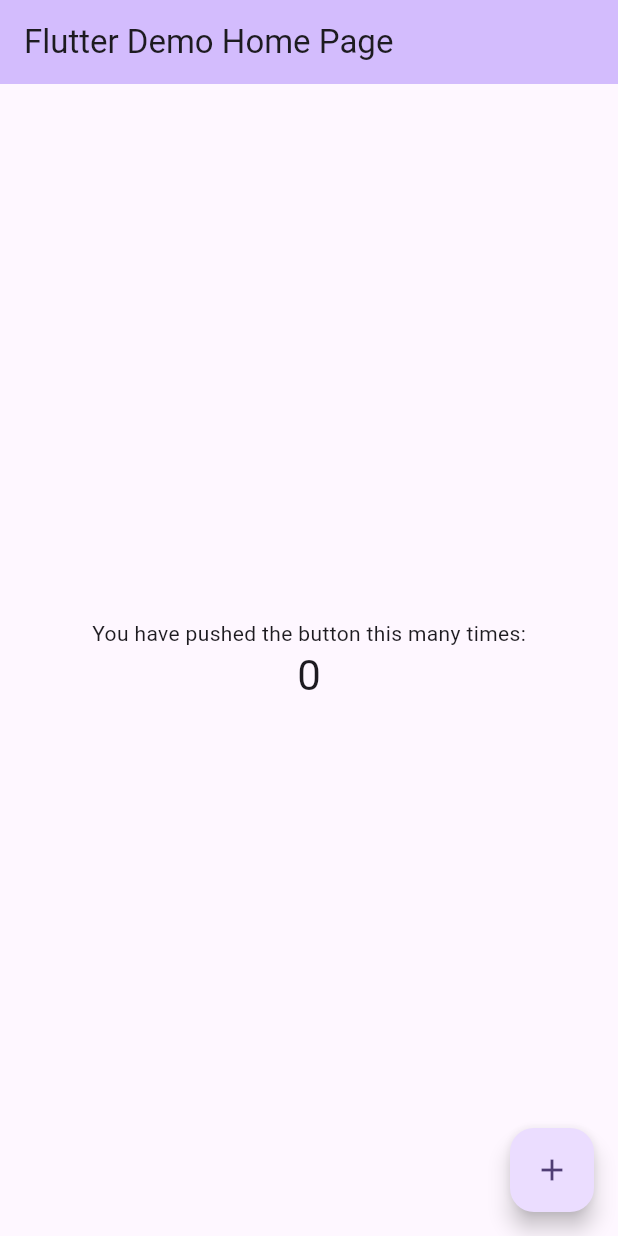
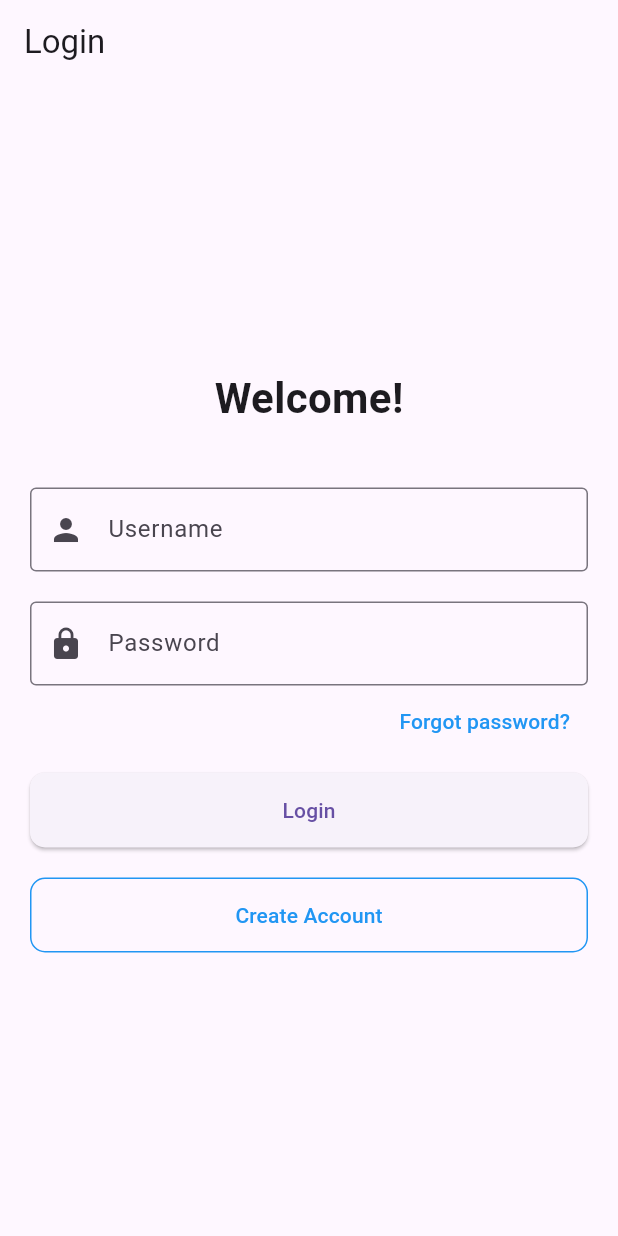
Before and after one commit to raul2710/bom_hamburguer_flutter, a Flutter app: the screen it shows after launch, on a phone screen of 412 x 824 dp. Run offline on Flutter 3.47's test engine with Material 3 defaults, Android fonts, the phone set to English and light mode, and no system bars; our stand-ins replace device_preview, shared_preferences.

Commit message:
add a login and register

```diff
--- /dev/null
+++ b/devtools_options.yaml
@@ -0,0 +1,3 @@
+description: This file stores settings for Dart & Flutter DevTools.
+documentation: https://docs.flutter.dev/tools/devtools/extensions#configure-extension-enablement-states
+extensions:
--- /dev/null
+++ b/lib/auth_service.dart
@@ -0,0 +1,57 @@
+// lib/auth_service.dart
+import 'package:flutter/material.dart';
+import 'package:shared_preferences/shared_preferences.dart';
+import 'dart:convert'; // Required for json.encode and json.decode
+
+class AuthService extends ChangeNotifier {
+  // Map to store users: {'username': 'password'}
+  Map<String, String> _users = {};
+
+  static const String _usersKey = 'appUsers'; // Key to store all users
+
+  AuthService() {
+    _loadUsers(); // Loads users when the service starts
+  }
+
+  Future<void> _loadUsers() async {
+    final prefs = await SharedPreferences.getInstance();
+    final usersJson = prefs.getString(_usersKey);
+    if (usersJson != null) {
+      _users = Map<String, String>.from(json.decode(usersJson));
+    } else {
+      _users = {}; // Initializes as an empty map if no users are saved
+    }
+    notifyListeners(); // Notifies listeners that users have been loaded
+  }
+
+  Future<void> _saveUsers() async {
+    final prefs = await SharedPreferences.getInstance();
+    await prefs.setString(_usersKey, json.encode(_users));
+  }
+
+  bool checkCredentials(String username, String password) {
+    // Checks if the user exists and the password is correct
+    return _users.containsKey(username) && _users[username] == password;
+  }
+
+  Future<bool> register(String username, String password) async {
+    // Checks if the user already exists
+    if (_users.containsKey(username)) {
+      return false; // User already exists
+    }
+    _users[username] = password;
+    await _saveUsers(); // Saves the updated users to local storage
+    notifyListeners(); // Notifies listeners that a new user has been added
+    return true; // Registration successful
+  }
+
+  Future<bool> resetPassword(String username, String newPassword) async {
+    if (_users.containsKey(username)) {
+      _users[username] = newPassword; // Updates the password
+      await _saveUsers(); // Saves the changes
+      notifyListeners(); // Notifies listeners that the password has been reset
+      return true;
+    }
+    return false; // User not found
+  }
+}
--- /dev/null
+++ b/lib/auth_wrapper.dart
@@ -0,0 +1,88 @@
+// lib/auth_wrapper.dart
+import 'package:flutter/material.dart';
+import 'package:shared_preferences/shared_preferences.dart';
+
+import 'auth_service.dart';
+import 'screens/home_screen.dart';
+import 'screens/login_screen.dart';
+
+class AuthWrapper extends StatefulWidget {
+  @override
+  _AuthWrapperState createState() => _AuthWrapperState();
+}
+
+class _AuthWrapperState extends State<AuthWrapper> {
+  late AuthService _authService; // AuthService instance
+  bool _isLoggedIn = false;
+  bool _isLoading = true; // To show an initial loading indicator
+
+  @override
+  void initState() {
+    super.initState();
+    _authService = AuthService(); // Initializes AuthService
+    _authService.addListener(_onAuthServiceChange); // Listens for changes in AuthService
+    _checkLoginStatus(); // Checks login status when the widget initializes
+  }
+
+  @override
+  void dispose() {
+    _authService.removeListener(_onAuthServiceChange); // Removes the listener
+    super.dispose();
+  }
+
+  void _onAuthServiceChange() {
+    // When AuthService notifies a change, we re-check the login status
+    _checkLoginStatus();
+  }
+
+  static const String _loggedInKey = 'isLoggedIn';
+
+  Future<void> _checkLoginStatus() async {
+    final prefs = await SharedPreferences.getInstance();
+    setState(() {
+      _isLoggedIn = prefs.getBool(_loggedInKey) ?? false; // Gets the value or false if it doesn't exist
+      _isLoading = false; // Ends loading
+    });
+  }
+
+  // Function to log in and save the status
+  Future<bool> _login(String username, String password) async {
+    if (_authService.checkCredentials(username, password)) {
+      final prefs = await SharedPreferences.getInstance();
+      await prefs.setBool(_loggedInKey, true);
+      setState(() {
+        _isLoggedIn = true;
+      });
+      return true;
+    }
+    return false;
+  }
+
+  // Function to log out and remove the status
+  Future<void> _logout() async {
+    final prefs = await SharedPreferences.getInstance();
+    await prefs.remove(_loggedInKey);
+    setState(() {
+      _isLoggedIn = false;
+    });
+  }
+
+  @override
+  Widget build(BuildContext context) {
+    if (_isLoading) {
+      return const Scaffold(
+        body: Center(
+          child: CircularProgressIndicator(), // Shows a loading indicator while checking login
+        ),
+      );
+    } else {
+      return _isLoggedIn
+          ? HomeScreen(onLogout: _logout) // If logged in, goes to the home screen
+          : LoginScreen(
+              onLogin: _login,
+              onRegister: _authService.register, // Passes the register function from AuthService
+              onResetPassword: _authService.resetPassword, // Passes the reset password function from AuthService
+            );
+    }
+  }
+}
--- a/lib/main.dart
+++ b/lib/main.dart
@@ -1,7 +1,19 @@
+// lib/main.dart
 import 'package:flutter/material.dart';
+import 'package:device_preview/device_preview.dart'; // Imports the device_preview package
+import 'package:shared_preferences/shared_preferences.dart';
 
-void main() {
-  runApp(const MyApp());
+import 'auth_wrapper.dart'; // Imports the package for initialization
+
+void main() async {
+  // Ensures that the Flutter Binding is initialized before accessing SharedPreferences
+  WidgetsFlutterBinding.ensureInitialized();
+  runApp(
+    DevicePreview( // Adds DevicePreview here
+      enabled: true, // Set to false to disable in production
+      builder: (context) => const MyApp(), // Wraps your app
+    ),
+  );
 }
 
 class MyApp extends StatelessWidget {
@@ -10,57 +22,14 @@ class MyApp extends StatelessWidget {
   @override
   Widget build(BuildContext context) {
     return MaterialApp(
-      title: 'Flutter Demo',
+      locale: DevicePreview.locale(context), // Required for DevicePreview
+      builder: DevicePreview.appBuilder, // Required for DevicePreview
+      title: 'Login with Local Storage',
       theme: ThemeData(
-        colorScheme: ColorScheme.fromSeed(seedColor: Colors.deepPurple),
+        primarySwatch: Colors.blue,
+        visualDensity: VisualDensity.adaptivePlatformDensity,
       ),
-      home: const MyHomePage(title: 'Flutter Demo Home Page'),
+      home: AuthWrapper(), // Uses a wrapper to manage authentication state
     );
   }
 }
-
-class MyHomePage extends StatefulWidget {
-  const MyHomePage({super.key, required this.title});
-
-  final String title;
-
-  @override
-  State<MyHomePage> createState() => _MyHomePageState();
-}
-
-class _MyHomePageState extends State<MyHomePage> {
-  int _counter = 0;
-
-  void _incrementCounter() {
-    setState(() {
-      _counter++;
-    });
-  }
-
-  @override
-  Widget build(BuildContext context) {
-    return Scaffold(
-      appBar: AppBar(
-        backgroundColor: Theme.of(context).colorScheme.inversePrimary,
-        title: Text(widget.title),
-      ),
-      body: Center(
-        child: Column(
-          mainAxisAlignment: MainAxisAlignment.center,
-          children: <Widget>[
-            const Text('You have pushed the button this many times:'),
-            Text(
-              '$_counter',
-              style: Theme.of(context).textTheme.headlineMedium,
-            ),
-          ],
-        ),
-      ),
-      floatingActionButton: FloatingActionButton(
-        onPressed: _incrementCounter,
-        tooltip: 'Increment',
-        child: const Icon(Icons.add),
-      ), // This trailing comma makes auto-formatting nicer for build methods.
-    );
-  }
-}
--- /dev/null
+++ b/lib/screens/login_screen.dart
@@ -0,0 +1,152 @@
+import 'package:flutter/material.dart';
+
+import 'register_screen.dart';
+import 'reset_password_screen.dart';
+
+class LoginScreen extends StatefulWidget {
+  final Future<bool> Function(String username, String password) onLogin;
+  final Future<bool> Function(String username, String password) onRegister;
+  final Future<bool> Function(String username, String newPassword) onResetPassword;
+
+  const LoginScreen({
+    super.key,
+    required this.onLogin,
+    required this.onRegister,
+    required this.onResetPassword,
+  });
+
+  @override
+  _LoginScreenState createState() => _LoginScreenState();
+}
+
+class _LoginScreenState extends State<LoginScreen> {
+  final TextEditingController _usernameController = TextEditingController();
+  final TextEditingController _passwordController = TextEditingController();
+  final _formKey = GlobalKey<FormState>();
+
+  @override
+  void dispose() {
+    _usernameController.dispose();
+    _passwordController.dispose();
+    super.dispose();
+  }
+
+  @override
+  Widget build(BuildContext context) {
+    return Scaffold(
+      appBar: AppBar(
+        title: const Text('Login'),
+      ),
+      body: Center(
+        child: SingleChildScrollView(
+          padding: const EdgeInsets.all(20.0),
+          child: Form(
+            key: _formKey,
+            child: Column(
+              mainAxisAlignment: MainAxisAlignment.center,
+              children: [
+                const Text(
+                  'Welcome!',
+                  style: TextStyle(fontSize: 28, fontWeight: FontWeight.bold),
+                ),
+                const SizedBox(height: 40),
+                TextFormField(
+                  controller: _usernameController,
+                  decoration: const InputDecoration(
+                    labelText: 'Username',
+                    border: OutlineInputBorder(),
+                    prefixIcon: Icon(Icons.person),
+                  ),
+                  validator: (value) {
+                    if (value == null || value.isEmpty) {
+                      return 'Please enter your username';
+                    }
+                    return null;
+                  },
+                ),
+                const SizedBox(height: 20),
+                TextFormField(
+                  controller: _passwordController,
+                  obscureText: true,
+                  decoration: const InputDecoration(
+                    labelText: 'Password',
+                    border: OutlineInputBorder(),
+                    prefixIcon: Icon(Icons.lock),
+                  ),
+                  validator: (value) {
+                    if (value == null || value.isEmpty) {
+                      return 'Please enter your password';
+                    }
+                    return null;
+                  },
+                ),
+                Align( // Aligns the "Forgot password?" button to the right
+                  alignment: Alignment.centerRight,
+                  child: TextButton(
+                    onPressed: () {
+                      Navigator.push(
+                        context,
+                        MaterialPageRoute(
+                          builder: (context) => ResetPasswordScreen(onResetPassword: widget.onResetPassword),
+                        ),
+                      );
+                    },
+                    child: const Text(
+                      'Forgot password?',
+                      style: TextStyle(color: Colors.blue),
+                    ),
+                  ),
+                ),
+                const SizedBox(height: 10), // Reduces spacing for the "Login" button
+                ElevatedButton(
+                  onPressed: () async {
+                    if (_formKey.currentState!.validate()) {
+                      bool success = await widget.onLogin(
+                        _usernameController.text,
+                        _passwordController.text,
+                      );
+                      if (success) {
+                        ScaffoldMessenger.of(context).showSnackBar(
+                          const SnackBar(content: Text('Login successful!')),
+                        );
+                      } else {
+                        ScaffoldMessenger.of(context).showSnackBar(
+                          const SnackBar(content: Text('Invalid username or password.')),
+                        );
+                      }
+                    }
+                  },
+                  style: ElevatedButton.styleFrom(
+                    minimumSize: const Size(double.infinity, 50),
+                    shape: RoundedRectangleBorder(borderRadius: BorderRadius.circular(10)),
+                  ),
+                  child: const Text('Login'),
+                ),
+                const SizedBox(height: 20), // Spacing between buttons
+                OutlinedButton( // Button to go to the registration screen
+                  onPressed: () {
+                    Navigator.push(
+                      context,
+                      MaterialPageRoute(
+                        builder: (context) => RegisterScreen(onRegister: widget.onRegister),
+                      ),
+                    );
+                  },
+                  style: OutlinedButton.styleFrom(
+                    minimumSize: const Size(double.infinity, 50),
+                    side: const BorderSide(color: Colors.blue), // Blue border to match the theme
+                    shape: RoundedRectangleBorder(borderRadius: BorderRadius.circular(10)),
+                  ),
+                  child: const Text(
+                    'Create Account',
+                    style: TextStyle(color: Colors.blue), // Blue text
+                  ),
+                ),
+              ],
+            ),
+          ),
+        ),
+      ),
+    );
+  }
+}
--- a/pubspec.yaml
+++ b/pubspec.yaml
@@ -34,6 +34,8 @@ dependencies:
   # The following adds the Cupertino Icons font to your application.
   # Use with the CupertinoIcons class for iOS style icons.
   cupertino_icons: ^1.0.8
+  device_preview: ^1.2.0
+  shared_preferences: ^2.5.3
 
 dev_dependencies:
   flutter_test:
```
Also changed, not shown: lib/screens/home_screen.dart (added, +38 -0 lines), lib/screens/register_screen.dart (added, +147 -0 lines), lib/screens/reset_password_screen.dart (added, +148 -0 lines), pubspec.lock, 2 other files.
